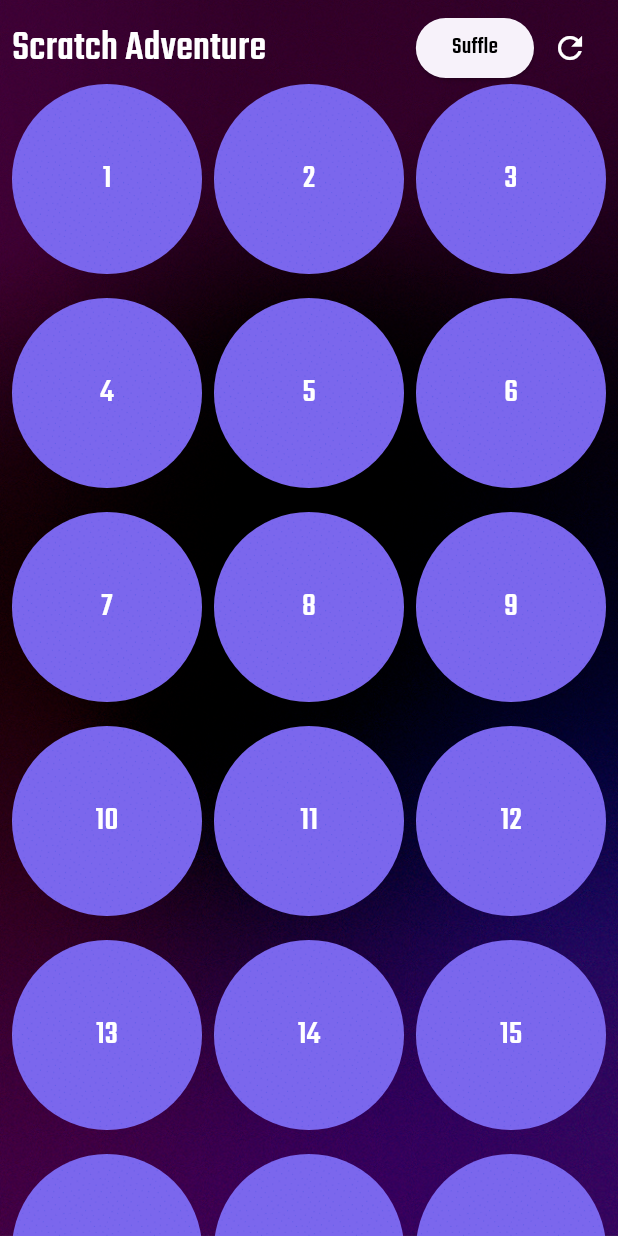
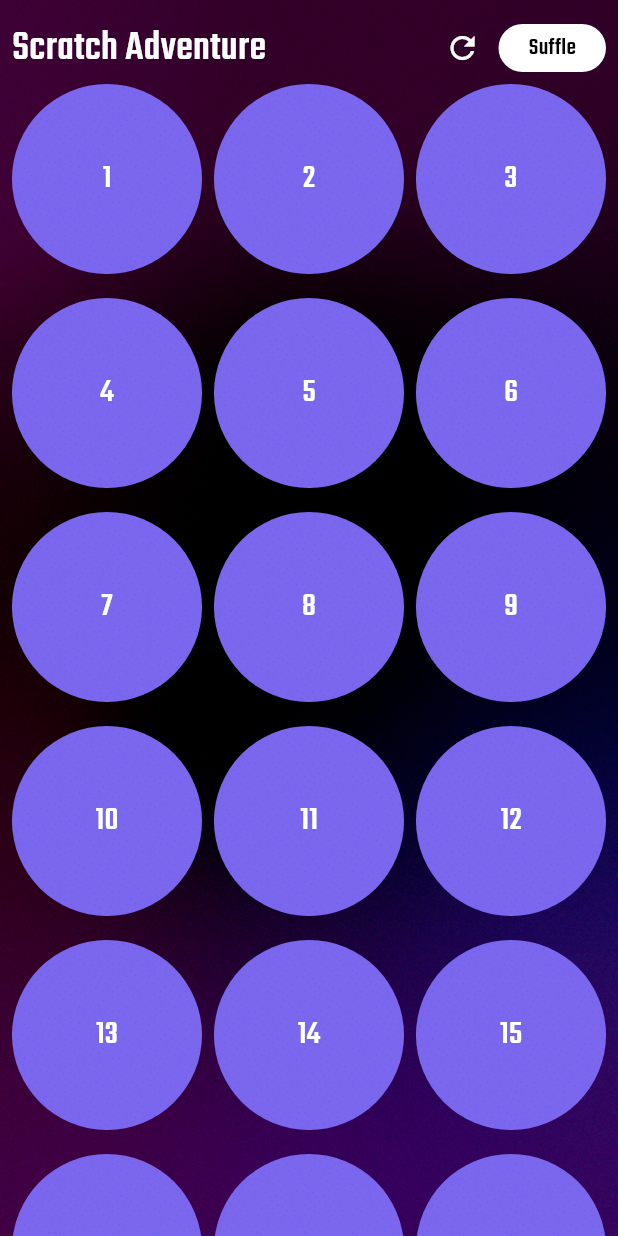
Before and after one commit to xubair305/scratch-advanture, a Flutter app: the screen it shows after launch, on a phone screen of 412 x 824 dp. Run offline on Flutter 3.47's test engine with Material 3 defaults, Android fonts, the light colour scheme and no system bars; drawn by our look-alikes of flutter_animate; our stand-ins replace get, get_storage; missing offline and left inert: scratcher.

Commit message:
Fix bugs and add animations

```diff
--- a/lib/app/modules/home/views/home_view.dart
+++ b/lib/app/modules/home/views/home_view.dart
@@ -1,4 +1,5 @@
 import 'package:flutter/material.dart';
+import 'package:flutter_animate/flutter_animate.dart';
 
 import 'package:get/get.dart';
 import 'package:scratch_advanture/app/helpers/app_haptic.dart';
@@ -11,7 +12,7 @@ class HomeView extends GetView<HomeController> {
   @override
   Widget build(BuildContext context) {
     return Scaffold(
-      backgroundColor: Colors.black,
+      backgroundColor: Colors.transparent,
       body: Container(
         width: context.width,
         decoration: BoxDecoration(image: DecorationImage(image: AssetImage('assets/images/bg.jpg'), fit: BoxFit.cover)),
@@ -28,83 +29,32 @@ class HomeView extends GetView<HomeController> {
                           Text(
                             'Scratch Adventure',
                             textAlign: TextAlign.center,
-                            style: TextStyle(color: Colors.white, fontSize: 28),
+                            style: TextStyle(color: Colors.white, fontSize: 28, height: 1),
                           ),
                           Spacer(),
-                          ElevatedButton(
-                            onPressed: () {
-                              AppHaptics.mediumImpact();
-                              controller.imagePaths.shuffle();
-                              controller.update();
-                            },
-                            child: Text('Suffle', style: TextStyle(color: Colors.black, fontSize: 16)),
-                          ),
                           IconButton(
                             icon: Icon(Icons.refresh),
                             onPressed: controller.resetScratchedImages,
                             color: Colors.white,
                           ),
+                          GestureDetector(
+                            onTap: () {
+                              AppHaptics.mediumImpact();
+                              controller.imagePaths.shuffle();
+                              controller.update();
+                            },
+                            child: Container(
+                              padding: EdgeInsets.symmetric(horizontal: 20, vertical: 8),
+                              decoration: BoxDecoration(color: Colors.white, borderRadius: BorderRadius.circular(100)),
+                              child: Text('Suffle', style: TextStyle(color: Colors.black, fontSize: 16, height: 1)),
+                            ),
+                          ),
                         ],
                       ),
                     ),
                     Expanded(
-                      /* child: SingleChildScrollView(
-                    child: Wrap(
-                      spacing: 8,
-                      runSpacing: 8,
-                      children: List.generate(controller.imagePaths.length, (index) {
-                        String imagePath = controller.imagePaths[index];
-                        return SizedBox(
-                          width: MediaQuery.of(context).size.width / 3 - 12,
-                          child: GestureDetector(
-                            onTap: () => Get.toNamed(Routes.POSITION_SCRATCHER, arguments: imagePath),
-                            child:
-                                controller.scratchedImages.contains(imagePath)
-                                    ? AnimatedContainer(
-                                      duration: 300.milliseconds,
-                                      width: 120,
-                                      height: 120,
-                                      decoration: BoxDecoration(
-                                        shape: BoxShape.circle,
-                                        border: Border.all(color: Colors.deepPurple, width: 2),
-                                      ),
-                                      child: Hero(
-                                        tag: imagePath,
-                                        child: CircleAvatar(radius: 60, backgroundImage: AssetImage(imagePath)),
-                                      ),
-                                    )
-                                    : Hero(
-                                      tag: imagePath,
-                                      child: AnimatedContainer(
-                                        duration: 300.milliseconds,
-                                        width: 120,
-                                        height: 120,
-                                        decoration: BoxDecoration(
-                                          shape: BoxShape.circle,
-                                          image: DecorationImage(image: AssetImage('assets/images/Scratch Field.jpg')),
-                                        ),
-                                        child: Center(
-                                          child: Material(
-                                            color: Colors.transparent,
-                                            child: Text(
-                                              '${index + 1}',
-                                              style: TextStyle(
-                                                fontSize: 22,
-                                                fontWeight: FontWeight.bold,
-                                                color: Colors.white,
-                                              ),
-                                            ),
-                                          ),
-                                        ),
-                                      ),
-                                    ),
-                          ),
-                        );
-                      }),
-                    ),
-                  ),*/
                       child: GridView.builder(
-                        padding: EdgeInsets.zero,
+                        padding: EdgeInsets.only(bottom: 20),
                         gridDelegate: SliverGridDelegateWithFixedCrossAxisCount(
                           crossAxisCount: 3,
                           crossAxisSpacing: 8,
@@ -113,38 +63,38 @@ class HomeView extends GetView<HomeController> {
                         itemCount: controller.imagePaths.length,
                         itemBuilder: (context, index) {
                           String imagePath = controller.imagePaths[index];
-                          return SizedBox(
+                          return Hero(
+                            tag: imagePath,
+                            child: SizedBox(
                               width: MediaQuery.of(context).size.width / 3 - 12,
                               child: GestureDetector(
-                              onTap: () => Get.toNamed(Routes.POSITION_SCRATCHER, arguments: imagePath),
+                                onTap: () {
+                                  AppHaptics.lightImpact();
+                                  Get.toNamed(Routes.POSITION_SCRATCHER, arguments: imagePath);
+                                },
                                 child:
                                     controller.scratchedImages.contains(imagePath)
                                         ? AnimatedContainer(
-                                        duration: 300.milliseconds,
+                                          duration: Duration(milliseconds: 300),
                                           width: 120,
                                           height: 120,
                                           decoration: BoxDecoration(
                                             shape: BoxShape.circle,
-                                          border: Border.all(color: Colors.deepPurple, width: 2),
+                                            border: Border.all(color: Color(0xFF7B67ED), width: 2),
                                           ),
-                                        child: Hero(
-                                          tag: imagePath,
                                           child: CircleAvatar(radius: 60, backgroundImage: AssetImage(imagePath)),
-                                        ),
                                         )
-                                      : Hero(
-                                        tag: imagePath,
-                                        child: AnimatedContainer(
-                                          duration: 300.milliseconds,
+                                        : AnimatedContainer(
+                                          duration: Duration(milliseconds: 300),
                                           width: 120,
                                           height: 120,
+                                          alignment: Alignment.center,
                                           decoration: BoxDecoration(
                                             shape: BoxShape.circle,
                                             image: DecorationImage(
                                               image: AssetImage('assets/images/Scratch Field.jpg'),
                                             ),
                                           ),
-                                          child: Center(
                                           child: Material(
                                             color: Colors.transparent,
                                             child: Text(
@@ -155,8 +105,7 @@ class HomeView extends GetView<HomeController> {
                                         ),
                               ),
                             ),
-                            ),
-                          );
+                          ).animate().scaleXY(begin: 0.6, end: 1, duration: Duration(milliseconds: 300));
                         },
                       ),
                     ),
--- a/pubspec.yaml
+++ b/pubspec.yaml
@@ -35,11 +35,9 @@ dependencies:
   # Use with the CupertinoIcons class for iOS style icons.
   cupertino_icons: ^1.0.8
   get: ^4.7.2
-  # scratch_card: ^1.0.1
   scratcher: ^2.5.0
   get_storage: ^2.1.1
-  collection: ^1.19.1
-  google_fonts: ^6.2.1
+  flutter_animate: ^4.5.2
 
 dev_dependencies:
   flutter_test:
```
Also changed, not shown: lib/app/modules/position_scratcher/controllers/position_scratcher_controller.dart (+7 -2 lines), lib/app/modules/position_scratcher/views/position_scratcher_view.dart (+13 -10 lines), pubspec.lock. Lines whose indentation alone changed are shown as unchanged.
